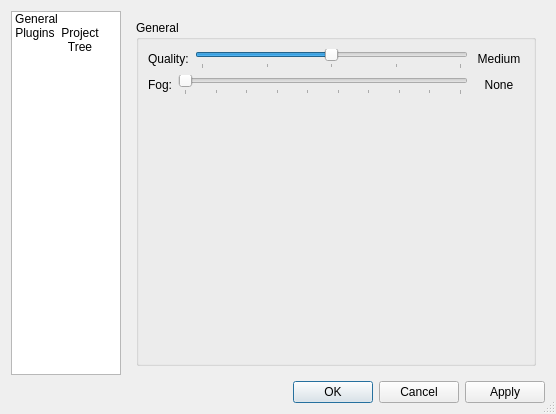
Before: the Qt Designer form avogadro/src/settingsdialog.ui in cryos/avogadro, drawn with Qt 5.
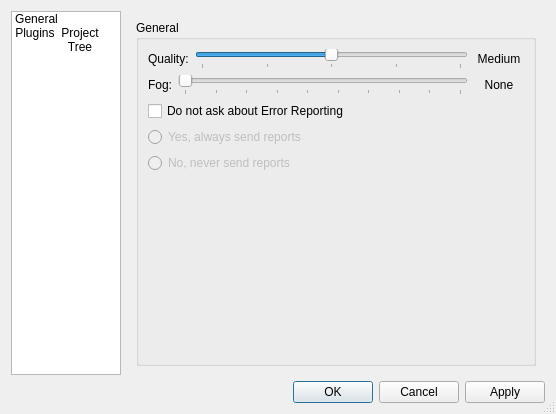
After: the same form once the commit is applied. Icons and pictures are not drawn.

Commit message: Added error report sending options to settingsdialog, need to fix QSettings with main

What changed in the file:
```diff
--- a/avogadro/src/settingsdialog.ui
+++ b/avogadro/src/settingsdialog.ui
@@ -150,7 +150,7 @@
             </item>
            </layout>
           </item>
-          <item row="2" column="0">
+          <item row="5" column="0">
            <spacer name="verticalSpacer">
             <property name="orientation">
              <enum>Qt::Vertical</enum>
@@ -163,6 +163,36 @@
             </property>
            </spacer>
           </item>
+          <item row="2" column="0">
+           <widget class="QCheckBox" name="checkBox">
+            <property name="text">
+             <string>Do not ask about Error Reporting</string>
+            </property>
+            <property name="tristate">
+             <bool>false</bool>
+            </property>
+           </widget>
+          </item>
+          <item row="3" column="0">
+           <widget class="QRadioButton" name="radioButton">
+            <property name="enabled">
+             <bool>false</bool>
+            </property>
+            <property name="text">
+             <string>Yes, always send reports</string>
+            </property>
+           </widget>
+          </item>
+          <item row="4" column="0">
+           <widget class="QRadioButton" name="radioButton_2">
+            <property name="enabled">
+             <bool>false</bool>
+            </property>
+            <property name="text">
+             <string>No, never send reports</string>
+            </property>
+           </widget>
+          </item>
          </layout>
         </widget>
        </item>
```
The commit also changes 6 other files.
